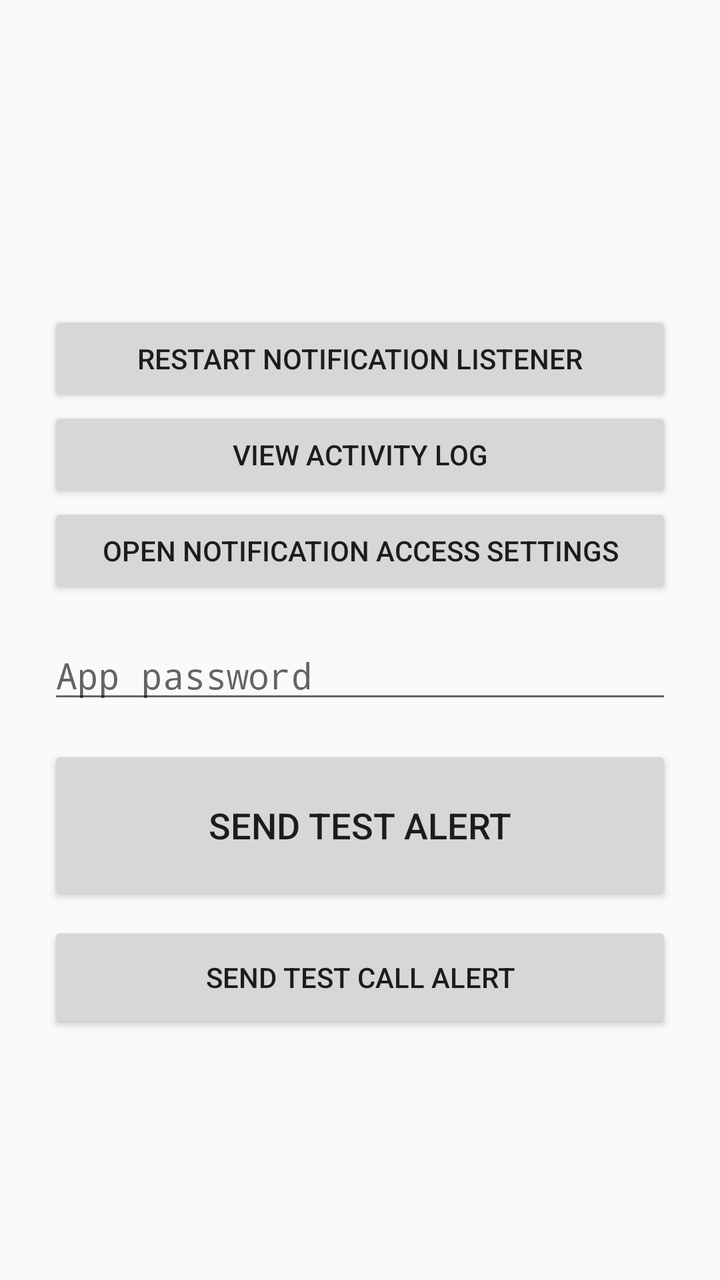
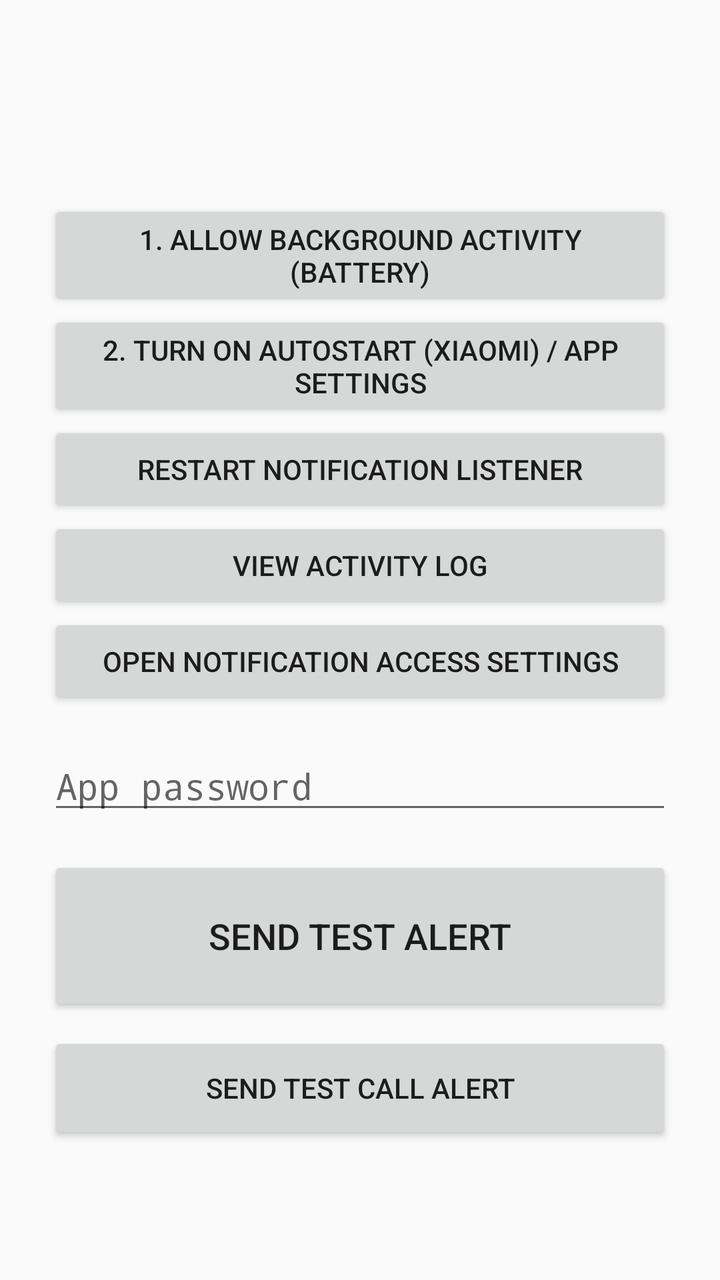

Compare the two renders of this Android layout. The source of the first and the diff that turns it into the second are given below.
<!-- AndroidManifest.xml: application theme android:Theme.Material.Light.NoActionBar -->
<!-- res/layout/activity_main.xml -->
<?xml version="1.0" encoding="utf-8"?>
<ScrollView xmlns:android="http://schemas.android.com/apk/res/android"
    android:layout_width="match_parent" android:layout_height="match_parent" android:fillViewport="true">
<LinearLayout android:layout_width="match_parent" android:layout_height="wrap_content"
    android:gravity="center" android:orientation="vertical" android:padding="24dp">

    <TextView android:id="@+id/statusText" android:layout_width="match_parent" android:layout_height="wrap_content"
        android:textSize="15sp" android:paddingBottom="12dp" />

    <Button android:id="@+id/restartButton" android:layout_width="match_parent" android:layout_height="wrap_content"
        android:text="Restart notification listener" />

    <Button android:id="@+id/logButton" android:layout_width="match_parent" android:layout_height="wrap_content"
        android:text="View activity log" />

    <Button android:id="@+id/accessButton" android:layout_width="match_parent" android:layout_height="wrap_content"
        android:text="Open notification access settings" />

    <EditText android:id="@+id/passwordInput" android:layout_width="match_parent" android:layout_height="wrap_content"
        android:layout_marginTop="16dp" android:hint="App password" android:inputType="textPassword" />

    <Button android:id="@+id/sendButton" android:layout_width="match_parent" android:layout_height="80dp"
        android:layout_marginTop="16dp" android:text="Send Test Alert" android:textSize="18sp" />

    <Button android:id="@+id/callButton" android:layout_width="match_parent" android:layout_height="56dp"
        android:layout_marginTop="8dp" android:text="Send Test Call Alert" />
</LinearLayout>
</ScrollView>
<!-- resources referenced by this layout -->
<resources>

</resources>

<!-- the commit's change to res/layout/activity_main.xml (unified diff, before → after) -->
@@ -6,6 +6,12 @@
 
     <TextView android:id="@+id/statusText" android:layout_width="match_parent" android:layout_height="wrap_content"
         android:textSize="15sp" android:paddingBottom="12dp" />
+
+    <Button android:id="@+id/batteryButton" android:layout_width="match_parent" android:layout_height="wrap_content"
+        android:text="1. Allow background activity (battery)" />
+
+    <Button android:id="@+id/autostartButton" android:layout_width="match_parent" android:layout_height="wrap_content"
+        android:text="2. Turn on Autostart (Xiaomi) / app settings" />
 
     <Button android:id="@+id/restartButton" android:layout_width="match_parent" android:layout_height="wrap_content"
         android:text="Restart notification listener" />
